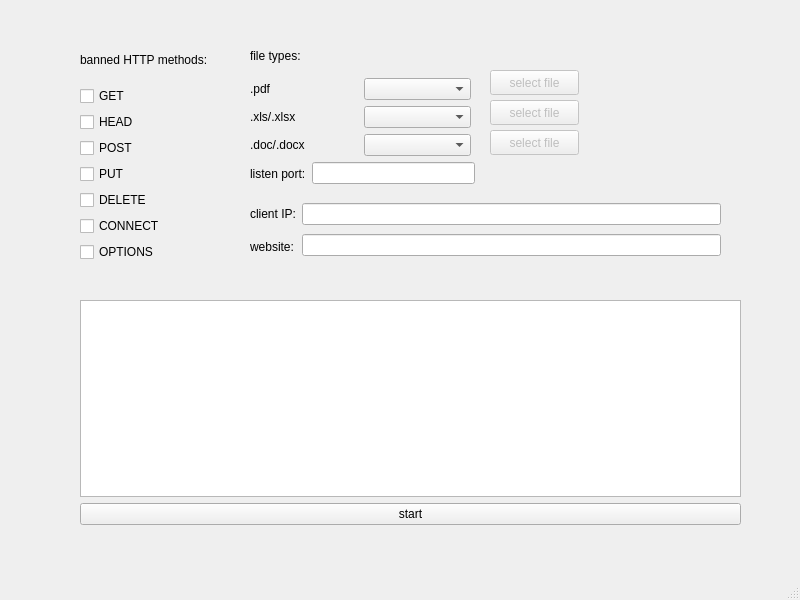
The window that trnsprnt-proxy/mainwindow.ui (HHJIMHHJ/transparent-proxy) describes before a commit, drawn with Qt 5.
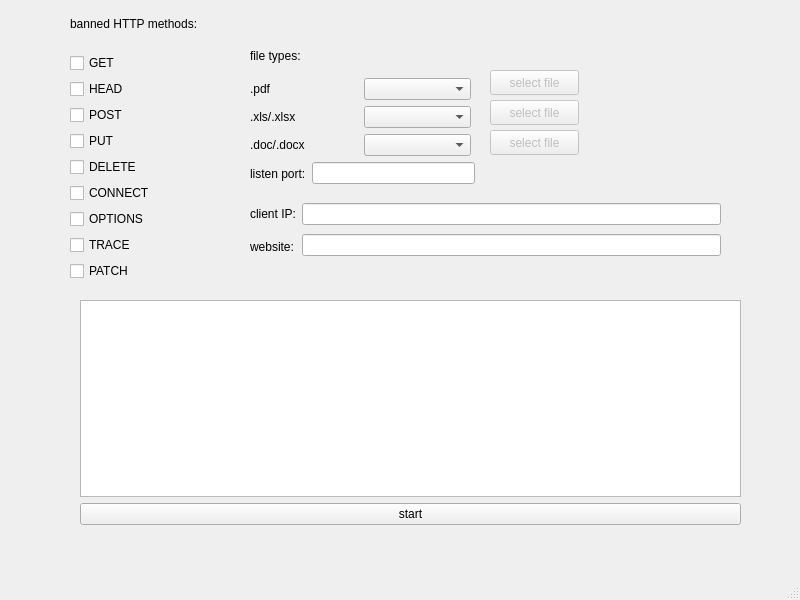
The same window after the commit.

Commit message: 补全功能

The edit to the form file:
```diff
--- a/trnsprnt-proxy/mainwindow.ui
+++ b/trnsprnt-proxy/mainwindow.ui
@@ -87,75 +87,7 @@
      </item>
     </layout>
    </widget>
-   <widget class="QWidget" name="">
-    <property name="geometry">
-     <rect>
-      <x>80</x>
-      <y>40</y>
-      <width>164</width>
-      <height>222</height>
-     </rect>
-    </property>
-    <layout class="QVBoxLayout" name="verticalLayout_4">
-     <item>
-      <widget class="QLabel" name="label_4">
-       <property name="text">
-        <string>banned HTTP methods:</string>
-       </property>
-      </widget>
-     </item>
-     <item>
-      <widget class="QCheckBox" name="GET">
-       <property name="text">
-        <string>GET</string>
-       </property>
-      </widget>
-     </item>
-     <item>
-      <widget class="QCheckBox" name="HEAD">
-       <property name="text">
-        <string>HEAD</string>
-       </property>
-      </widget>
-     </item>
-     <item>
-      <widget class="QCheckBox" name="POST">
-       <property name="text">
-        <string>POST</string>
-       </property>
-      </widget>
-     </item>
-     <item>
-      <widget class="QCheckBox" name="PUT">
-       <property name="text">
-        <string>PUT</string>
-       </property>
-      </widget>
-     </item>
-     <item>
-      <widget class="QCheckBox" name="DELETE">
-       <property name="text">
-        <string>DELETE</string>
-       </property>
-      </widget>
-     </item>
-     <item>
-      <widget class="QCheckBox" name="CONNECT">
-       <property name="text">
-        <string>CONNECT</string>
-       </property>
-      </widget>
-     </item>
-     <item>
-      <widget class="QCheckBox" name="OPTIONS">
-       <property name="text">
-        <string>OPTIONS</string>
-       </property>
-      </widget>
-     </item>
-    </layout>
-   </widget>
-   <widget class="QWidget" name="">
+   <widget class="QWidget" name="layoutWidget">
     <property name="geometry">
      <rect>
       <x>250</x>
@@ -177,7 +109,7 @@
      </item>
     </layout>
    </widget>
-   <widget class="QWidget" name="">
+   <widget class="QWidget" name="layoutWidget">
     <property name="geometry">
      <rect>
       <x>250</x>
@@ -217,7 +149,7 @@
      </item>
     </layout>
    </widget>
-   <widget class="QWidget" name="">
+   <widget class="QWidget" name="layoutWidget">
     <property name="geometry">
      <rect>
       <x>250</x>
@@ -278,6 +210,88 @@
      </item>
     </layout>
    </widget>
+   <widget class="QWidget" name="">
+    <property name="geometry">
+     <rect>
+      <x>70</x>
+      <y>1</y>
+      <width>161</width>
+      <height>280</height>
+     </rect>
+    </property>
+    <layout class="QVBoxLayout" name="verticalLayout_4">
+     <item>
+      <widget class="QLabel" name="label_4">
+       <property name="text">
+        <string>banned HTTP methods:</string>
+       </property>
+      </widget>
+     </item>
+     <item>
+      <widget class="QCheckBox" name="GET">
+       <property name="text">
+        <string>GET</string>
+       </property>
+      </widget>
+     </item>
+     <item>
+      <widget class="QCheckBox" name="HEAD">
+       <property name="text">
+        <string>HEAD</string>
+       </property>
+      </widget>
+     </item>
+     <item>
+      <widget class="QCheckBox" name="POST">
+       <property name="text">
+        <string>POST</string>
+       </property>
+      </widget>
+     </item>
+     <item>
+      <widget class="QCheckBox" name="PUT">
+       <property name="text">
+        <string>PUT</string>
+       </property>
+      </widget>
+     </item>
+     <item>
+      <widget class="QCheckBox" name="DELETE">
+       <property name="text">
+        <string>DELETE</string>
+       </property>
+      </widget>
+     </item>
+     <item>
+      <widget class="QCheckBox" name="CONNECT">
+       <property name="text">
+        <string>CONNECT</string>
+       </property>
+      </widget>
+     </item>
+     <item>
+      <widget class="QCheckBox" name="OPTIONS">
+       <property name="text">
+        <string>OPTIONS</string>
+       </property>
+      </widget>
+     </item>
+     <item>
+      <widget class="QCheckBox" name="TRACE">
+       <property name="text">
+        <string>TRACE</string>
+       </property>
+      </widget>
+     </item>
+     <item>
+      <widget class="QCheckBox" name="PATCH">
+       <property name="text">
+        <string>PATCH</string>
+       </property>
+      </widget>
+     </item>
+    </layout>
+   </widget>
   </widget>
   <widget class="QMenuBar" name="menubar">
    <property name="geometry">
```
Left out of the diff: 2 changed lines with no effect on the pictures. The commit also changes 2 other files.
